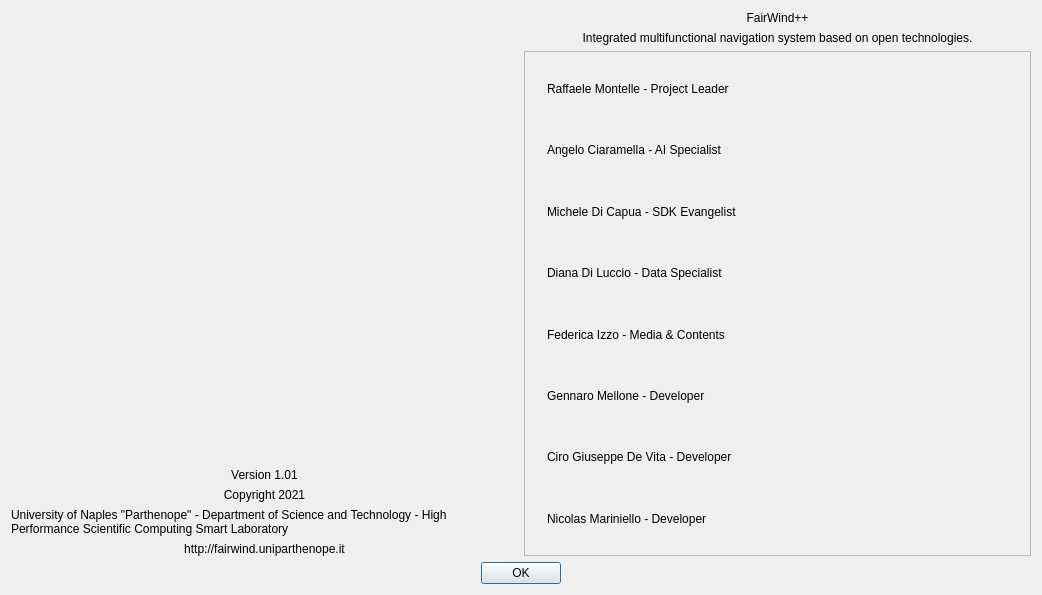
First picture: the form in ui/colophon/Colophon.ui, repository OpenFairWind/fairwindplusplus, before the edit.
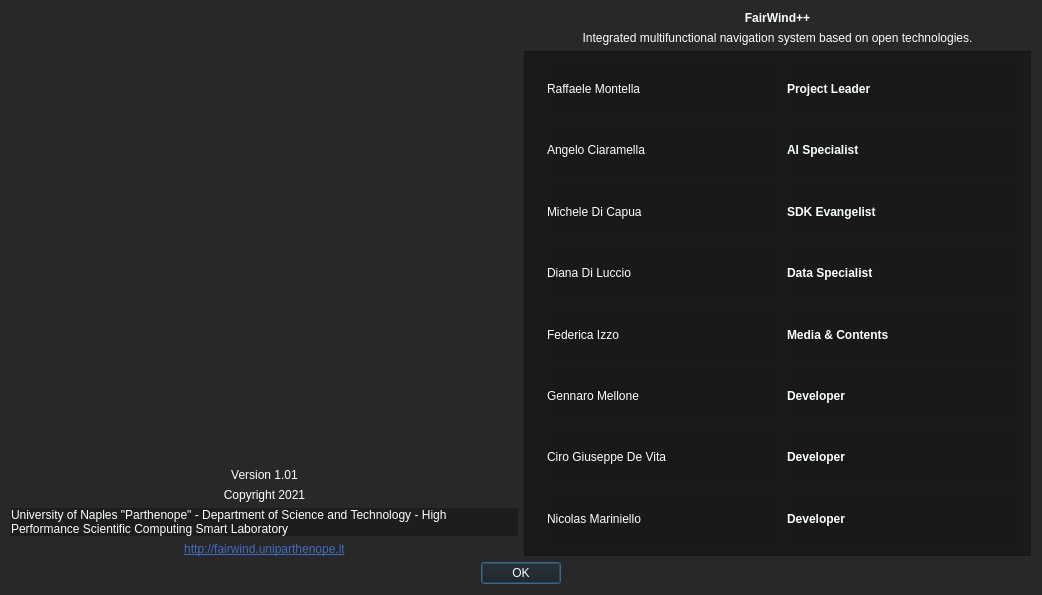
Second picture: the form after the edit. Icons and pictures are not drawn.

Commit message: Colophon and general graphic fixing

```diff
--- a/ui/colophon/Colophon.ui
+++ b/ui/colophon/Colophon.ui
@@ -22,6 +22,10 @@
   <property name="windowTitle">
    <string>About...</string>
   </property>
+  <property name="styleSheet">
+   <string notr="true">background-color: rgba(26, 26, 26, 191);
+color: rgb(250, 255, 255);</string>
+  </property>
   <property name="sizeGripEnabled">
    <bool>false</bool>
   </property>
@@ -43,6 +47,9 @@
              <verstretch>0</verstretch>
             </sizepolicy>
            </property>
+           <property name="styleSheet">
+            <string notr="true">background-color: rgba(255, 255, 255, 0);</string>
+           </property>
            <property name="text">
             <string/>
            </property>
@@ -62,6 +69,9 @@
              <verstretch>0</verstretch>
             </sizepolicy>
            </property>
+           <property name="styleSheet">
+            <string notr="true">background-color: rgba(255, 255, 255, 0);</string>
+           </property>
            <property name="text">
             <string>Version 1.01</string>
            </property>
@@ -72,6 +82,9 @@
          </item>
          <item>
           <widget class="QLabel" name="label">
+           <property name="styleSheet">
+            <string notr="true">background-color: rgba(255, 255, 255, 0);</string>
+           </property>
            <property name="text">
             <string>Copyright 2021</string>
            </property>
@@ -92,6 +105,16 @@
          </item>
          <item>
           <widget class="QLabel" name="label_5">
+           <property name="font">
+            <font>
+             <underline>true</underline>
+             <strikeout>false</strikeout>
+            </font>
+           </property>
+           <property name="styleSheet">
+            <string notr="true">background-color: rgba(255, 255, 255, 0);
+color: rgb(65, 107, 195);</string>
+           </property>
            <property name="text">
             <string>http://fairwind.uniparthenope.it</string>
            </property>
@@ -106,6 +129,19 @@
         <layout class="QVBoxLayout" name="verticalLayout_3">
          <item>
           <widget class="QLabel" name="label_4">
+           <property name="font">
+            <font>
+             <weight>75</weight>
+             <italic>false</italic>
+             <bold>true</bold>
+            </font>
+           </property>
+           <property name="autoFillBackground">
+            <bool>false</bool>
+           </property>
+           <property name="styleSheet">
+            <string notr="true">background-color: rgba(255, 255, 255, 0);</string>
+           </property>
            <property name="text">
             <string>FairWind++</string>
            </property>
@@ -116,6 +152,9 @@
          </item>
          <item>
           <widget class="QLabel" name="label_6">
+           <property name="styleSheet">
+            <string notr="true">background-color: rgba(255, 255, 255, 0);</string>
+           </property>
            <property name="text">
             <string>Integrated multifunctional navigation system based on open technologies.</string>
            </property>
@@ -126,6 +165,9 @@
          </item>
          <item>
           <widget class="QScrollArea" name="scrollArea">
+           <property name="styleSheet">
+            <string notr="true"/>
+           </property>
            <property name="widgetResizable">
             <bool>true</bool>
            </property>
@@ -134,8 +176,8 @@
              <rect>
               <x>0</x>
               <y>0</y>
-              <width>493</width>
-              <height>468</height>
+              <width>446</width>
+              <height>478</height>
              </rect>
             </property>
             <layout class="QGridLayout" name="gridLayout_2">
@@ -157,7 +199,20 @@
                <item>
                 <widget class="QLabel" name="label_19">
                  <property name="text">
-                  <string>Nicolas Mariniello - Developer</string>
+                  <string>Nicolas Mariniello</string>
+                 </property>
+                </widget>
+               </item>
+               <item>
+                <widget class="QLabel" name="label_30">
+                 <property name="font">
+                  <font>
+                   <weight>75</weight>
+                   <bold>true</bold>
+                  </font>
+                 </property>
+                 <property name="text">
+                  <string>Developer</string>
                  </property>
                 </widget>
                </item>
@@ -184,7 +239,20 @@
                <item>
                 <widget class="QLabel" name="label_8">
                  <property name="text">
-                  <string>Raffaele Montelle - Project Leader</string>
+                  <string>Raffaele Montella </string>
+                 </property>
+                </widget>
+               </item>
+               <item>
+                <widget class="QLabel" name="label_23">
+                 <property name="font">
+                  <font>
+                   <weight>75</weight>
+                   <bold>true</bold>
+                  </font>
+                 </property>
+                 <property name="text">
+                  <string>Project Leader</string>
                  </property>
                 </widget>
                </item>
@@ -208,7 +276,20 @@
                <item>
                 <widget class="QLabel" name="label_17">
                  <property name="text">
-                  <string>Diana Di Luccio - Data Specialist</string>
+                  <string>Diana Di Luccio</string>
+                 </property>
+                </widget>
+               </item>
+               <item>
+                <widget class="QLabel" name="label_26">
+                 <property name="font">
+                  <font>
+                   <weight>75</weight>
+                   <bold>true</bold>
+                  </font>
+                 </property>
+                 <property name="text">
+                  <string>Data Specialist</string>
                  </property>
                 </widget>
                </item>
@@ -232,7 +313,20 @@
                <item>
                 <widget class="QLabel" name="label_13">
                  <property name="text">
-                  <string>Angelo Ciaramella - AI Specialist</string>
+                  <string>Angelo Ciaramella</string>
+                 </property>
+                </widget>
+               </item>
+               <item>
+                <widget class="QLabel" name="label_24">
+                 <property name="font">
+                  <font>
+                   <weight>75</weight>
+                   <bold>true</bold>
+                  </font>
+                 </property>
+                 <property name="text">
+                  <string>AI Specialist</string>
                  </property>
                 </widget>
                </item>
@@ -256,7 +350,20 @@
                <item>
                 <widget class="QLabel" name="label_15">
                  <property name="text">
-                  <string>Michele Di Capua - SDK Evangelist</string>
+                  <string>Michele Di Capua</string>
+                 </property>
+                </widget>
+               </item>
+               <item>
+                <widget class="QLabel" name="label_25">
+                 <property name="font">
+                  <font>
+                   <weight>75</weight>
+                   <bold>true</bold>
+                  </font>
+                 </property>
+                 <property name="text">
+                  <string>SDK Evangelist</string>
                  </property>
                 </widget>
                </item>
@@ -283,7 +390,20 @@
                <item>
                 <widget class="QLabel" name="label_11">
                  <property name="text">
-                  <string>Ciro Giuseppe De Vita - Developer</string>
+                  <string>Ciro Giuseppe De Vita </string>
+                 </property>
+                </widget>
+               </item>
+               <item>
+                <widget class="QLabel" name="label_29">
+                 <property name="font">
+                  <font>
+                   <weight>75</weight>
+                   <bold>true</bold>
+                  </font>
+                 </property>
+                 <property name="text">
+                  <string>Developer</string>
                  </property>
                 </widget>
                </item>
@@ -307,7 +427,20 @@
                <item>
                 <widget class="QLabel" name="label_21">
                  <property name="text">
-                  <string>Federica Izzo - Media &amp; Contents</string>
+                  <string>Federica Izzo</string>
+                 </property>
+                </widget>
+               </item>
+               <item>
+                <widget class="QLabel" name="label_27">
+                 <property name="font">
+                  <font>
+                   <weight>75</weight>
+                   <bold>true</bold>
+                  </font>
+                 </property>
+                 <property name="text">
+                  <string>Media &amp; Contents</string>
                  </property>
                 </widget>
                </item>
@@ -337,7 +470,20 @@
                <item>
                 <widget class="QLabel" name="label_10">
                  <property name="text">
-                  <string>Gennaro Mellone - Developer</string>
+                  <string>Gennaro Mellone</string>
+                 </property>
+                </widget>
+               </item>
+               <item>
+                <widget class="QLabel" name="label_28">
+                 <property name="font">
+                  <font>
+                   <weight>75</weight>
+                   <bold>true</bold>
+                  </font>
+                 </property>
+                 <property name="text">
+                  <string>Developer</string>
                  </property>
                 </widget>
                </item>
```
Left out of the diff: 8 changed lines with no effect on the pictures. The commit also changes 15 other files.
